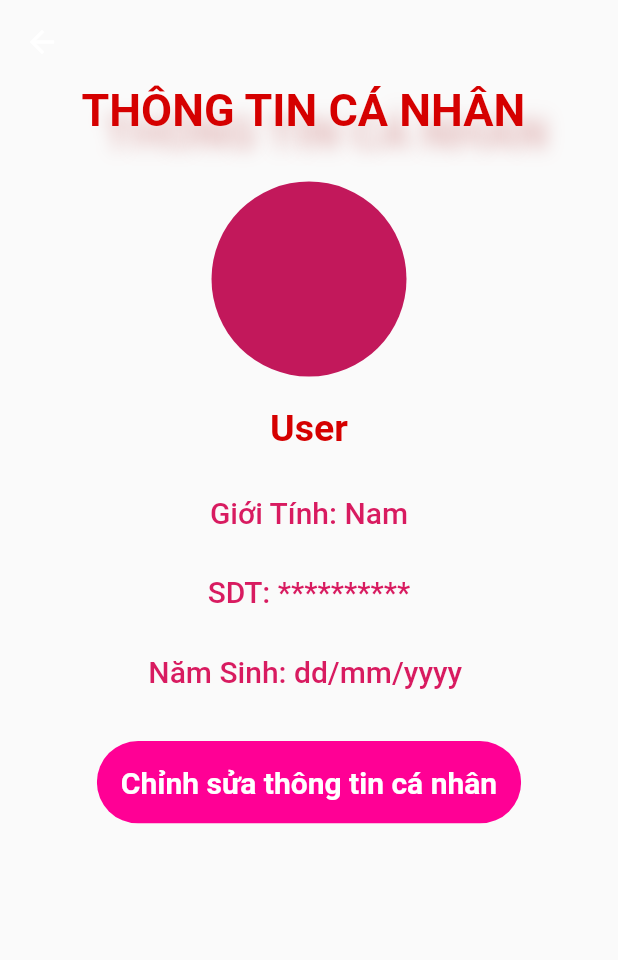
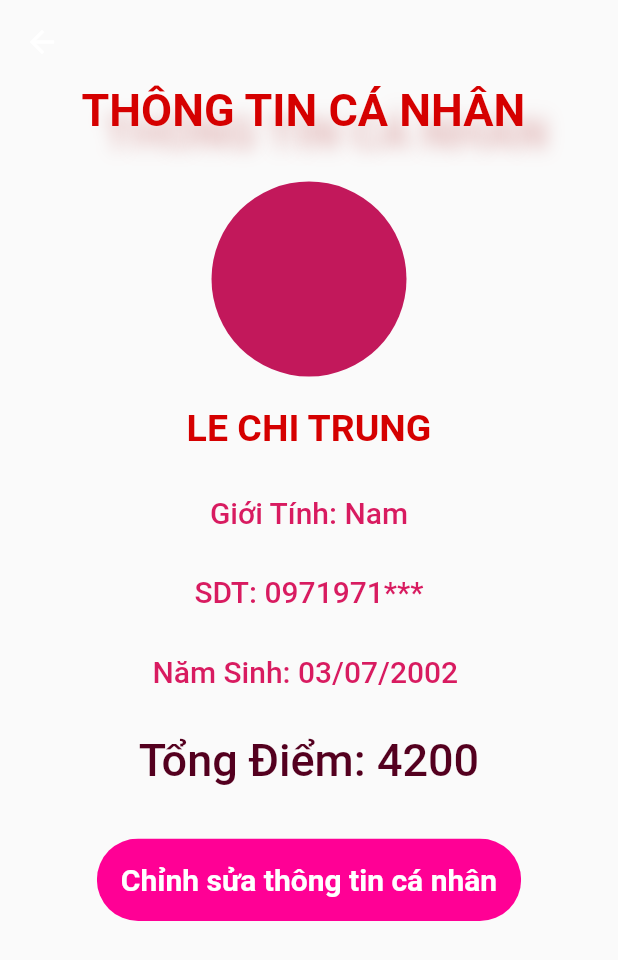
Before and after one commit to nguyenhoangvu-cdpm20d/flutter_appvutrungvinh_406394402, a Flutter app: the Person screen opened directly, on a phone screen of 412 x 824 dp. Shown: the top 960 px of the screen. Run offline on Flutter 3.47's test engine with Material 2 defaults, Android fonts, the phone set to English and light mode, and no system bars; our stand-ins replace convex_bottom_bar.

Commit message:
Revert "chỉnh sửa"

```diff
--- a/lib/views/home.dart
+++ b/lib/views/home.dart
@@ -115,10 +115,12 @@ class _HomeState extends State<Home> {
                 //backgroundColor: Colors.pinkAccent,
                 child: CircleAvatar(
                   backgroundImage: AssetImage('images/123.JPG'),
-                  radius: 65.0,
+                 radius: 65.0,
                 ),
+                onTap: () {},
               ),
             ),
+
             Center(
               child: ListTile(
                 leading: const Icon(
--- a/lib/views/person.dart
+++ b/lib/views/person.dart
@@ -56,7 +56,7 @@ class _PersonState extends State<Person> {
             Container(
               padding: const EdgeInsets.all(15),
               child: Text(
-                'User',
+                'LE CHI TRUNG',
                 style: TextStyle(
                     color: Colors.redAccent.shade700,
                     fontWeight: FontWeight.bold,
@@ -77,7 +77,7 @@ class _PersonState extends State<Person> {
             Container(
               padding: const EdgeInsets.all(15),
               child: Text(
-                'SDT: **********',
+                'SDT: 0971971***',
                 style: TextStyle(
                   fontWeight: FontWeight.w500,
                   fontSize: 20,
@@ -88,7 +88,7 @@ class _PersonState extends State<Person> {
             Container(
               padding: const EdgeInsets.all(15),
               child: Text(
-                'Năm Sinh: dd/mm/yyyy ',
+                'Năm Sinh: 03/07/2002 ',
                 style: TextStyle(
                   fontWeight: FontWeight.w500,
                   fontSize: 20,
@@ -96,17 +96,17 @@ class _PersonState extends State<Person> {
                 ),
               ),
             ),
-            /*Container(
+            Container(
               padding: const EdgeInsets.all(15),
               child: Text(
-                'Tổng Điểm: ---',
+                'Tổng Điểm: 4200',
                 style: TextStyle(
                   fontWeight: FontWeight.w500,
-                  fontSize: 20,
+                  fontSize: 30,
                   color: Color.fromARGB(255, 84, 0, 31),
                 ),
               ),
-            ),*/
+            ),
             const SizedBox(
               height: 20,
             ),
```
Also changed, not shown: lib/views/editprofile.dart (+7 -16 lines), lib/views/signin.dart (+11 -0 lines).
